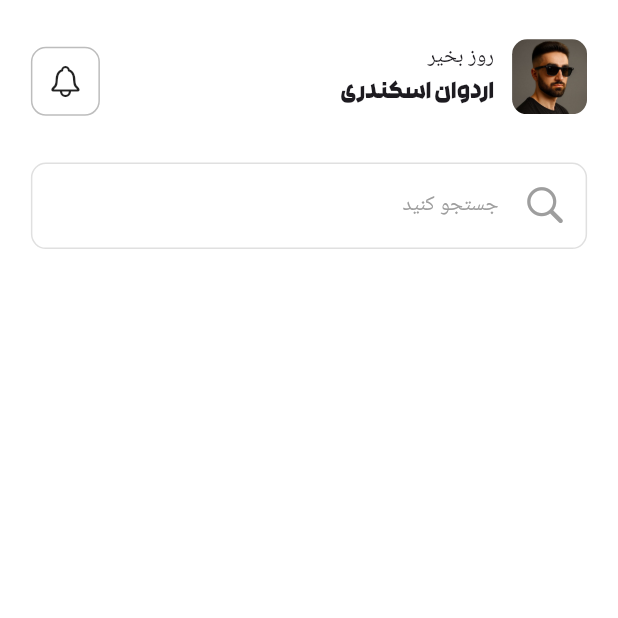
After one commit to ardavan8102/nicefit, a Flutter app: the HomeScreenPage screen opened by its route, on a phone screen of 412 x 824 dp, the top half of it. The commit adds this screen. Run offline on Flutter 3.47's test engine with Material 3 defaults, Android fonts, the phone set to English and light mode, and no system bars; our stand-ins replace get, iconsax; missing offline and left inert: frino_icons; Roboto replaces fonts that are missing (Dana).

Commit message:
Finished: Application Appbar

```diff
--- /dev/null
+++ b/lib/components/appbar.dart
@@ -0,0 +1,86 @@
+import 'package:flutter/cupertino.dart';
+import 'package:flutter/material.dart';
+import 'package:nice_fit/consts/sizes.dart';
+import 'package:nice_fit/consts/strings.dart';
+import 'package:nice_fit/gen/assets.gen.dart';
+
+class NiceFitAppBar extends StatelessWidget {
+  const NiceFitAppBar({super.key});
+
+  @override
+  Widget build(BuildContext context) {
+
+    var size = MediaQuery.of(context).size;
+    var textTheme = Theme.of(context).textTheme;
+
+    return Container(
+      padding: EdgeInsets.only(right: size.width * 0.05, left: size.width * 0.05),
+      margin: EdgeInsets.only(top: 10, bottom: 16),
+      width: size.width,
+      height: size.height * .1,
+      // Main app bar row
+      child: Row(
+        mainAxisAlignment: .spaceBetween,
+        children: [
+          // Profile Row
+          Row(
+            spacing: 12,
+            children: [
+              Container(
+                width: AppSizes.appbarProfileImageSize,
+                height: AppSizes.appbarProfileImageSize,
+                decoration: BoxDecoration(
+                  image: DecorationImage(
+                    image: AssetImage(Assets.image.profile.path),
+                    fit: BoxFit.cover,
+                  ),
+                  borderRadius: .circular(10),
+                ),
+              ),
+
+              // User Name
+              Column(
+                spacing: 4,
+                mainAxisAlignment: .center,
+                crossAxisAlignment: .start,
+                children: [
+                  Text(
+                    AppStrings.greetingsText,
+                    style: textTheme.labelMedium,
+                  ),
+
+                  SizedBox(
+                    width: size.width * .5,
+                    child: Text(
+                      'اردوان اسکندری',
+                      style: textTheme.labelLarge!.copyWith(
+                        fontFamily: 'Rokh'
+                      ),
+                      overflow: .ellipsis,
+                    ),
+                  ),
+                ],
+              ),
+            ],
+          ),
+
+          // Actions
+          Container(
+            margin: EdgeInsets.only(top: 6),
+            padding: EdgeInsets.all(10),
+            decoration: BoxDecoration(
+              borderRadius: .circular(10),
+              border: Border.all(
+                width: 1,
+                color: Colors.grey.shade400,
+              ),
+            ),
+            child: Icon(
+              CupertinoIcons.bell,
+            )
+          ),
+        ],
+      ),
+    );
+  }
+}
--- /dev/null
+++ b/lib/components/fields/search_field.dart
@@ -0,0 +1,73 @@
+import 'package:flutter/cupertino.dart';
+import 'package:flutter/material.dart';
+
+class CustomSearchField extends StatefulWidget {
+  const CustomSearchField({super.key});
+
+  @override
+  State<CustomSearchField> createState() => _CustomSearchFieldState();
+}
+
+class _CustomSearchFieldState extends State<CustomSearchField> {
+
+  final TextEditingController searchFieldTextEditingController = TextEditingController();
+
+  @override
+  void initState() {
+    super.initState();
+
+    searchFieldTextEditingController.addListener((){
+      setState(() {});
+    });
+  }
+
+  @override
+  Widget build(BuildContext context) {
+
+    var size = MediaQuery.of(context).size;
+    var textTheme = Theme.of(context).textTheme;
+
+    return Container(
+      width: size.width,
+      height: size.height * .07,
+      decoration: BoxDecoration(
+        border: Border.all(
+          width: 1,
+          color: Colors.grey.shade300,
+        ),
+        borderRadius: .circular(10),
+      ),
+      child: Center(
+        child: TextField(
+          controller: searchFieldTextEditingController,
+          decoration: InputDecoration(
+            border: .none,
+            icon: Padding(
+              padding: const EdgeInsets.only(right: 12),
+              child: Icon(
+                CupertinoIcons.search,
+                size: 30,
+                color: Colors.grey,
+              ),
+            ),
+            hintText: 'نام آموزش، دسته بندی، برچسب و ...',
+            hintStyle: textTheme.labelMedium,
+            labelText: 'جستجو کنید',
+            labelStyle: textTheme.labelMedium!.copyWith(
+              color: Colors.grey
+            ),
+            suffixIcon: searchFieldTextEditingController.text != ''
+            ? IconButton(
+              onPressed: () {
+                searchFieldTextEditingController.clear();
+                FocusScope.of(context).unfocus();
+              },
+              icon: Icon(Icons.delete),
+            )
+            : SizedBox.shrink(),
+          ),
+        ),
+      ),
+    );
+  }
+}
--- a/lib/consts/app_routes.dart
+++ b/lib/consts/app_routes.dart
@@ -1,4 +1,5 @@
 import 'package:get/get.dart';
+import 'package:nice_fit/views/main/home_screen.dart';
 import 'package:nice_fit/views/registeration/login_intro.dart';
 import 'package:nice_fit/views/splash.dart';
 
@@ -6,6 +7,7 @@ class AppRoutes {
 
   static const splash = '/';
   static const loginIntro = '/login-intro';
+  static const home = '/home-screen';
 
 }
 
@@ -23,6 +25,11 @@ class AppPages {
       page: () => LoginIntroPage()
     ),
 
+    GetPage(
+      name: AppRoutes.home,
+      page: () => HomeScreenPage()
+    ),
+
   ];
 
 }
--- a/lib/consts/app_theme.dart
+++ b/lib/consts/app_theme.dart
@@ -57,7 +57,7 @@ class AppTheme {
         fontWeight: FontWeight.w500,
       ),
 
-      // Body
+      // Labels
       labelSmall: TextStyle(
         fontFamily: 'Dana',
         fontSize: 12,
--- a/lib/consts/colors.dart
+++ b/lib/consts/colors.dart
@@ -2,7 +2,9 @@ import 'package:flutter/material.dart';
 
 class AppSolidColors {
 
+  // Primary
   static const Color primary = Color(0xffF97316);
+  static const Color scaffoldBG = Colors.white;
 
 }
 
--- /dev/null
+++ b/lib/consts/sizes.dart
@@ -0,0 +1,10 @@
+class AppSizes {
+
+  // Images
+  static const double appbarProfileImageSize = 50;
+
+
+  // Paddings
+  static const double mainHorizontalPadding = .05;
+
+}
--- a/lib/consts/strings.dart
+++ b/lib/consts/strings.dart
@@ -3,4 +3,8 @@ class AppStrings {
   static const String brandName = 'نــایس فیتــ';
   static const String brandSubText = 'همیشــه رو فـــرم؛ همیشــه سرحـــال';
 
+
+  // Appbar
+  static const String greetingsText = 'روز بخیر';
+
 }
--- a/lib/gen/assets.gen.dart
+++ b/lib/gen/assets.gen.dart
@@ -21,8 +21,11 @@ class $AssetsImageGen {
   /// File path: assets/image/logo.png
   AssetGenImage get logo => const AssetGenImage('assets/image/logo.png');
 
+  /// File path: assets/image/profile.png
+  AssetGenImage get profile => const AssetGenImage('assets/image/profile.png');
+
   /// List of all assets
-  List<AssetGenImage> get values => [bodyBuilderMan, logo];
+  List<AssetGenImage> get values => [bodyBuilderMan, logo, profile];
 }
 
 class Assets {
--- /dev/null
+++ b/lib/views/main/home_screen.dart
@@ -0,0 +1,41 @@
+import 'package:flutter/material.dart';
+import 'package:nice_fit/components/appbar.dart';
+import 'package:nice_fit/components/fields/search_field.dart';
+import 'package:nice_fit/consts/colors.dart';
+import 'package:nice_fit/consts/sizes.dart';
+
+class HomeScreenPage extends StatelessWidget {
+  const HomeScreenPage({super.key});
+
+  @override
+  Widget build(BuildContext context) {
+
+    var size = MediaQuery.of(context).size;
+    //var textTheme = Theme.of(context).textTheme;
+
+    return Scaffold(
+      backgroundColor: AppSolidColors.scaffoldBG,
+      body: SafeArea(
+        child: SizedBox(
+          height: size.height,
+          width: size.width,
+          child: CustomScrollView(
+            slivers: [
+              // Appbar
+              SliverToBoxAdapter(
+                child: NiceFitAppBar(),
+              ),
+
+              SliverPadding(
+                padding: EdgeInsetsGeometry.fromLTRB(size.width * AppSizes.mainHorizontalPadding, 0, size.width * AppSizes.mainHorizontalPadding, 10),
+                sliver: SliverToBoxAdapter(
+                  child: CustomSearchField(),
+                ),
+              ),
+            ],
+          ),
+        ),
+      ),
+    );
+  }
+}
--- a/lib/views/registeration/login_intro.dart
+++ b/lib/views/registeration/login_intro.dart
@@ -1,7 +1,9 @@
 import 'dart:math';
 import 'package:flutter/material.dart';
 import 'package:frino_icons/frino_icons.dart';
+import 'package:get/get.dart';
 import 'package:nice_fit/components/buttons/full_width_social_button.dart';
+import 'package:nice_fit/consts/app_routes.dart';
 import 'package:nice_fit/consts/colors.dart';
 import 'package:nice_fit/consts/strings.dart';
 import 'package:nice_fit/gen/assets.gen.dart';
@@ -16,7 +18,7 @@ class LoginIntroPage extends StatelessWidget {
     var textTheme = Theme.of(context).textTheme;
 
     return Scaffold(
-      backgroundColor: Colors.white,
+      backgroundColor: AppSolidColors.scaffoldBG,
       body: SafeArea(
         child: SizedBox(
           width: size.width,
@@ -154,6 +156,7 @@ class LoginIntroPage extends StatelessWidget {
               // Sign Up Button
               Row(
                 mainAxisAlignment: .center,
+                spacing: 6,
                 children: [
                   Text(
                     'ثبت نام نکردید؟',
@@ -162,11 +165,15 @@ class LoginIntroPage extends StatelessWidget {
                       fontSize: 14,
                     )
                   ),
-                  Text(
-                    'ثبت نام کنید',
-                    style: textTheme.labelLarge!.copyWith(
-                      color: AppSolidColors.primary,
-                      fontSize: 14,
+                  TextButton(
+                    // TODO : change destination page to login/signup form page
+                    onPressed: () => Get.offAndToNamed(AppRoutes.home),
+                    child: Text(
+                      'ثبت نام کنید',
+                      style: textTheme.labelLarge!.copyWith(
+                        color: AppSolidColors.primary,
+                        fontSize: 14,
+                      ),
                     ),
                   )
                 ],
--- a/pubspec.yaml
+++ b/pubspec.yaml
@@ -28,6 +28,7 @@ flutter:
   assets:
     - assets/image/logo.png
     - assets/image/body_builder_man.png
+    - assets/image/profile.png
 
 
   fonts:
```
Also changed, not shown: assets/image/profile.png (added).
